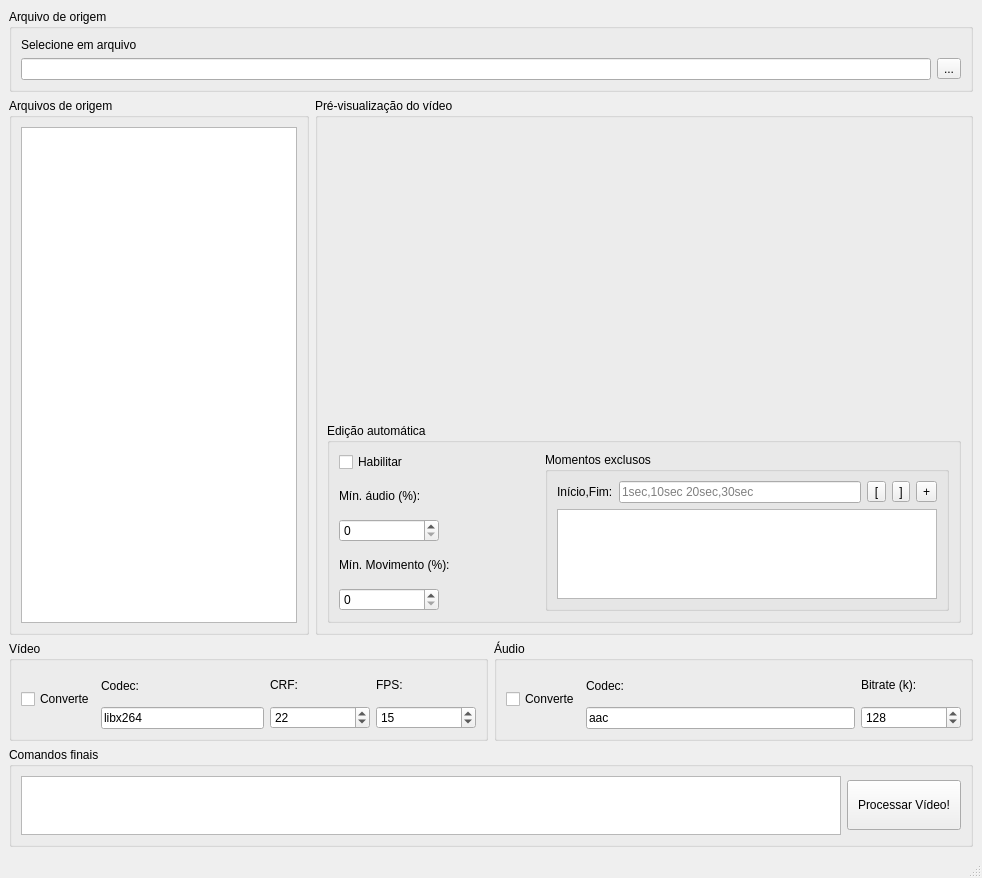
Before: the Qt Designer form main.ui in marciusbezerra/mcb-video-utils, drawn with Qt 5.
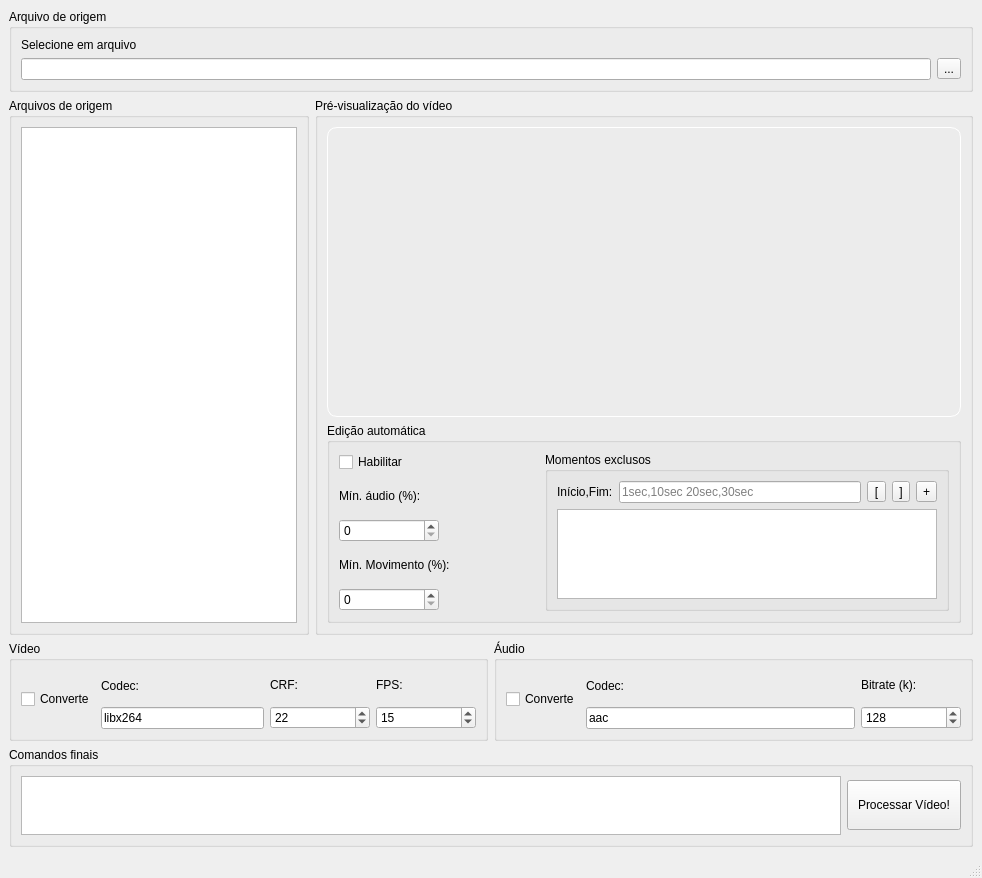
After: the same form once the commit is applied.

Commit message: - border radius in video widget

Diff of the .ui file:
```diff
--- a/main.ui
+++ b/main.ui
@@ -80,7 +80,12 @@
             </property>
             <layout class="QVBoxLayout" name="verticalLayout_2">
              <item>
-              <widget class="QWidget" name="widget" native="true"/>
+              <widget class="QWidget" name="widget" native="true">
+               <property name="styleSheet">
+                <string notr="true">border: 1px solid white;
+border-radius: 10px</string>
+               </property>
+              </widget>
              </item>
              <item>
               <widget class="QGroupBox" name="groupBox">
```
